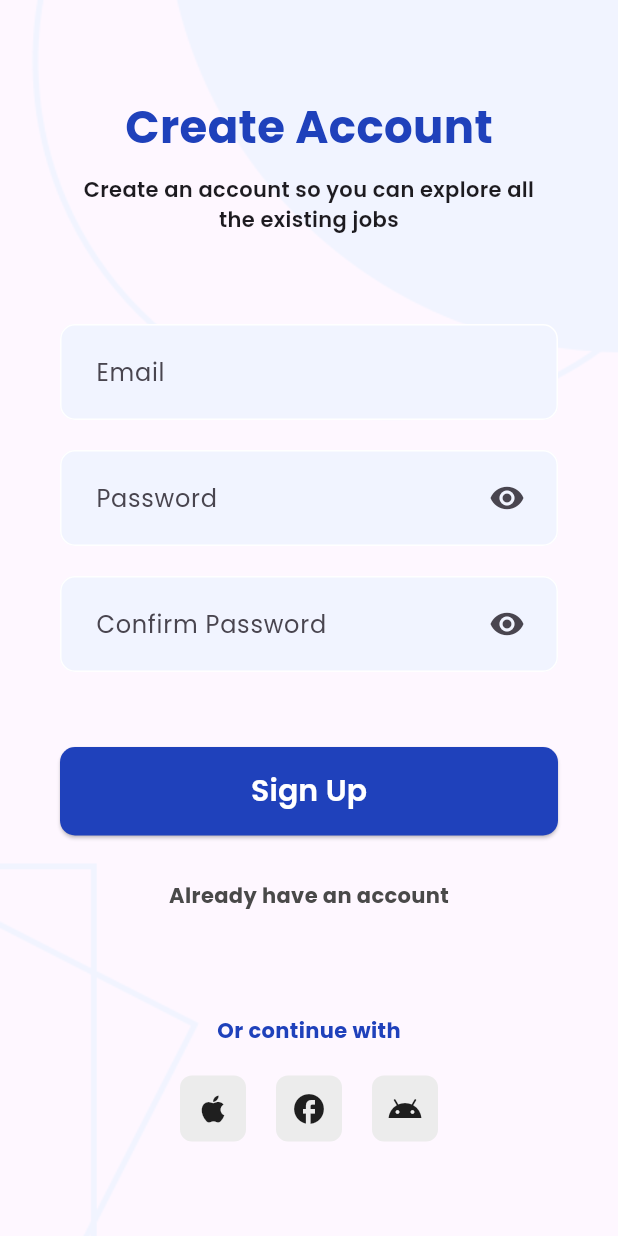
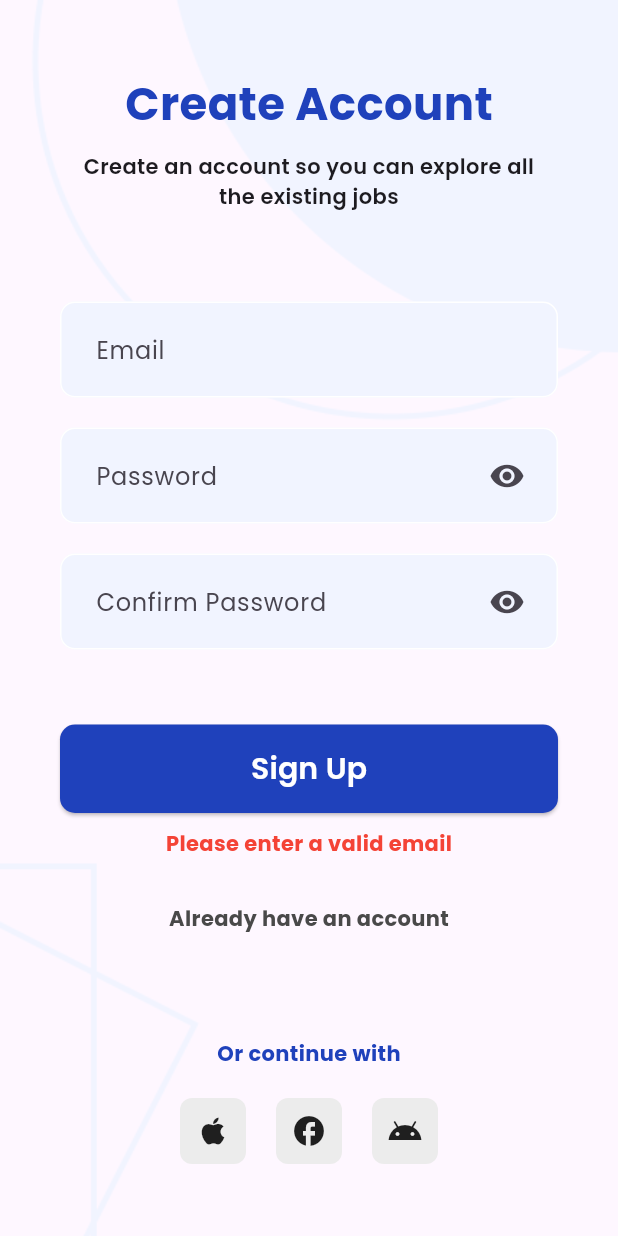
Before and after one commit to devtadanarsa/onboarding-app, a Flutter app: the RegisterPage screen opened by its route, after a tap on "Sign Up", on a phone screen of 412 x 824 dp. Run offline on Flutter 3.47's test engine with Material 3 defaults, Android fonts, the phone set to English and light mode, and no system bars; our stand-ins replace email_validator, flutter_otp_text_field, google_fonts, timer_count_down.

Commit message:
add validation in login and register form

```diff
--- a/lib/main.dart
+++ b/lib/main.dart
@@ -1,6 +1,7 @@
 import 'package:flutter/material.dart';
 import 'package:google_fonts/google_fonts.dart';
 import 'package:onboarding_app/pages/login_page.dart';
+import 'package:onboarding_app/pages/otp_page.dart';
 import 'package:onboarding_app/pages/register_page.dart';
 import 'package:onboarding_app/pages/welcome_page.dart';
 
@@ -19,6 +20,7 @@
       routes: {
         "/login": (context) => const LoginPage(),
         "/register": (context) => const RegisterPage(),
+        "/otp": (context) => const OTPPage()
       },
     );
   }
--- a/lib/pages/register_page.dart
+++ b/lib/pages/register_page.dart
@@ -1,3 +1,6 @@
+import 'dart:async';
+
+import 'package:email_validator/email_validator.dart';
 import 'package:flutter/material.dart';
 import 'package:google_fonts/google_fonts.dart';
 
@@ -11,6 +14,13 @@ class RegisterPage extends StatefulWidget {
 class _RegisterPageState extends State<RegisterPage> {
   bool _passwordHidden = true;
   bool _confirmPasswordHidden = true;
+  bool _invalidInput = false;
+
+  final TextEditingController _emailController = TextEditingController();
+  final TextEditingController _passwordController = TextEditingController();
+  final TextEditingController _confirmPasswordController =
+      TextEditingController();
+  String _warningText = "";
 
   void onPasswordOpenTap() {
     setState(() {
@@ -22,6 +32,33 @@ class _RegisterPageState extends State<RegisterPage> {
     setState(() {
       _confirmPasswordHidden = !_confirmPasswordHidden;
     });
+  }
+
+  void onRegisterTap() {
+    if (!EmailValidator.validate(_emailController.text)) {
+      setState(() {
+        _invalidInput = true;
+        Timer(const Duration(seconds: 3), () {
+          setState(() {
+            _invalidInput = false;
+          });
+        });
+        _warningText = "Please enter a valid email";
+      });
+    } else if (_passwordController.text.isEmpty ||
+        _confirmPasswordController.text.isEmpty) {
+      setState(() {
+        _invalidInput = true;
+        Timer(const Duration(seconds: 3), () {
+          setState(() {
+            _invalidInput = false;
+          });
+        });
+        _warningText = "Password can't be empty!";
+      });
+    } else {
+      Navigator.pushNamed(context, "/login");
+    }
   }
 
   @override
@@ -60,10 +97,11 @@ class _RegisterPageState extends State<RegisterPage> {
                   ),
                 ),
               ),
-              const Padding(
-                padding: EdgeInsets.only(top: 60),
+              Padding(
+                padding: const EdgeInsets.only(top: 60),
                 child: TextField(
-                  decoration: InputDecoration(
+                  controller: _emailController,
+                  decoration: const InputDecoration(
                     hintText: "Email",
                     contentPadding: EdgeInsets.all(20),
                     enabledBorder: OutlineInputBorder(
@@ -83,6 +121,7 @@ class _RegisterPageState extends State<RegisterPage> {
               Padding(
                 padding: const EdgeInsets.only(top: 20),
                 child: TextField(
+                  controller: _passwordController,
                   obscureText: _passwordHidden,
                   decoration: InputDecoration(
                     hintText: "Password",
@@ -115,6 +154,7 @@ class _RegisterPageState extends State<RegisterPage> {
               Padding(
                 padding: const EdgeInsets.only(top: 20),
                 child: TextField(
+                  controller: _confirmPasswordController,
                   obscureText: _confirmPasswordHidden,
                   decoration: InputDecoration(
                     hintText: "Confirm Password",
@@ -147,7 +187,9 @@ class _RegisterPageState extends State<RegisterPage> {
               Padding(
                 padding: const EdgeInsets.only(top: 50),
                 child: ElevatedButton(
-                  onPressed: () {},
+                  onPressed: () {
+                    onRegisterTap();
+                  },
                   style: ElevatedButton.styleFrom(
                     backgroundColor: const Color(0xFF1F41BB),
                     foregroundColor: Colors.white,
@@ -163,6 +205,21 @@ class _RegisterPageState extends State<RegisterPage> {
                       style: TextStyle(
                         fontWeight: FontWeight.w600,
                         fontSize: 20,
+                      ),
+                    ),
+                  ),
+                ),
+              ),
+              Visibility(
+                visible: _invalidInput,
+                child: Container(
+                  padding: const EdgeInsets.only(top: 10),
+                  child: Center(
+                    child: Text(
+                      _warningText,
+                      style: const TextStyle(
+                        color: Colors.red,
+                        fontWeight: FontWeight.bold,
                       ),
                     ),
                   ),
--- a/pubspec.yaml
+++ b/pubspec.yaml
@@ -33,6 +33,7 @@ dependencies:
   google_fonts: ^6.2.1
   flutter_otp_text_field: ^1.1.0+2
   timer_count_down: ^2.2.0
+  email_validator: "^2.1.16"
 
   # The following adds the Cupertino Icons font to your application.
   # Use with the CupertinoIcons class for iOS style icons.
```
Also changed, not shown: lib/pages/login_page.dart (+28 -1 lines), pubspec.lock.
